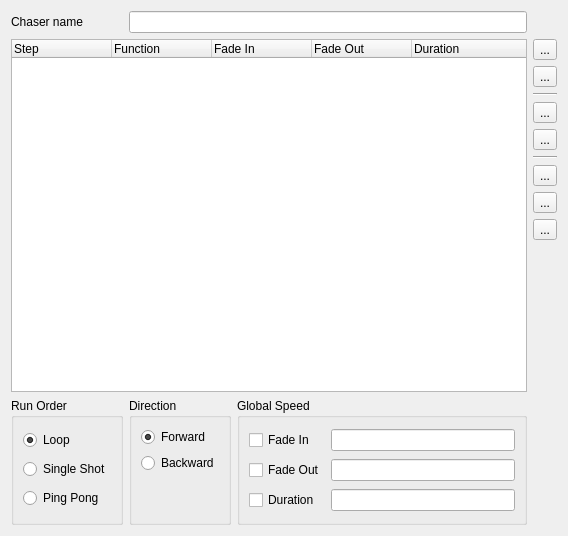
First picture: the form in trunk/ui/src/chasereditor.ui, repository Bondzio/qlc, before the edit.
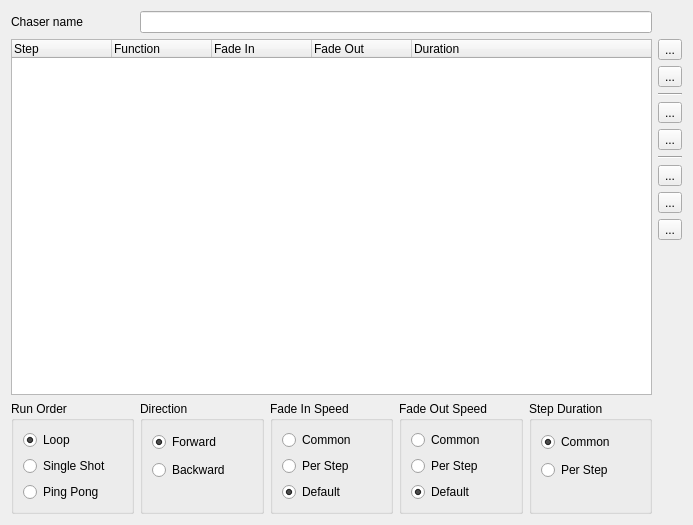
Second picture: the form after the edit. Icons and pictures are not drawn.

Commit message: Added speed modes to Chaser

What changed in the file:
```diff
--- a/trunk/ui/src/chasereditor.ui
+++ b/trunk/ui/src/chasereditor.ui
@@ -6,8 +6,8 @@
    <rect>
     <x>0</x>
     <y>0</y>
-    <width>568</width>
-    <height>536</height>
+    <width>693</width>
+    <height>525</height>
    </rect>
   </property>
   <property name="windowTitle">
@@ -27,7 +27,7 @@
      </property>
     </widget>
    </item>
-   <item row="0" column="1" colspan="2">
+   <item row="0" column="1" colspan="4">
     <widget class="QLineEdit" name="m_nameEdit">
      <property name="sizePolicy">
       <sizepolicy hsizetype="Expanding" vsizetype="Fixed">
@@ -40,7 +40,7 @@
      </property>
     </widget>
    </item>
-   <item row="1" column="0" rowspan="10" colspan="3">
+   <item row="1" column="0" rowspan="10" colspan="5">
     <widget class="QTreeWidget" name="m_tree">
      <property name="sizePolicy">
       <sizepolicy hsizetype="Expanding" vsizetype="Expanding">
@@ -93,7 +93,7 @@
      </column>
     </widget>
    </item>
-   <item row="1" column="3">
+   <item row="1" column="5">
     <widget class="QToolButton" name="m_add">
      <property name="toolTip">
       <string>Add step(s) to the current position</string>
@@ -113,7 +113,7 @@
      </property>
     </widget>
    </item>
-   <item row="2" column="3">
+   <item row="2" column="5">
     <widget class="QToolButton" name="m_remove">
      <property name="toolTip">
       <string>Remove the selected step</string>
@@ -133,14 +133,14 @@
      </property>
     </widget>
    </item>
-   <item row="3" column="3">
+   <item row="3" column="5">
     <widget class="Line" name="line">
      <property name="orientation">
       <enum>Qt::Horizontal</enum>
      </property>
     </widget>
    </item>
-   <item row="4" column="3">
+   <item row="4" column="5">
     <widget class="QToolButton" name="m_raise">
      <property name="toolTip">
       <string>Raise the selected step once</string>
@@ -160,7 +160,7 @@
      </property>
     </widget>
    </item>
-   <item row="5" column="3">
+   <item row="5" column="5">
     <widget class="QToolButton" name="m_lower">
      <property name="toolTip">
       <string>Lower the selected step once</string>
@@ -180,14 +180,14 @@
      </property>
     </widget>
    </item>
-   <item row="6" column="3">
+   <item row="6" column="5">
     <widget class="Line" name="line_2">
      <property name="orientation">
       <enum>Qt::Horizontal</enum>
      </property>
     </widget>
    </item>
-   <item row="7" column="3">
+   <item row="7" column="5">
     <widget class="QToolButton" name="m_cutButton">
      <property name="text">
       <string notr="true">...</string>
@@ -204,7 +204,7 @@
      </property>
     </widget>
    </item>
-   <item row="8" column="3">
+   <item row="8" column="5">
     <widget class="QToolButton" name="m_copyButton">
      <property name="text">
       <string notr="true">...</string>
@@ -221,7 +221,7 @@
      </property>
     </widget>
    </item>
-   <item row="9" column="3">
+   <item row="9" column="5">
     <widget class="QToolButton" name="m_pasteButton">
      <property name="text">
       <string notr="true">...</string>
@@ -238,7 +238,7 @@
      </property>
     </widget>
    </item>
-   <item row="10" column="3">
+   <item row="10" column="5">
     <spacer>
      <property name="orientation">
       <enum>Qt::Vertical</enum>
@@ -327,10 +327,13 @@
         <property name="orientation">
          <enum>Qt::Vertical</enum>
         </property>
+        <property name="sizeType">
+         <enum>QSizePolicy::Maximum</enum>
+        </property>
         <property name="sizeHint" stdset="0">
          <size>
           <width>20</width>
-          <height>40</height>
+          <height>20</height>
          </size>
         </property>
        </spacer>
@@ -341,60 +344,132 @@
    <item row="11" column="2">
     <widget class="QGroupBox" name="m_busGroup">
      <property name="title">
-      <string>Global Speed</string>
+      <string>Fade In Speed</string>
      </property>
      <layout class="QGridLayout" name="gridLayout_2">
-      <item row="0" column="0">
-       <widget class="QCheckBox" name="m_fadeInCheck">
+      <item row="1" column="0">
+       <widget class="QRadioButton" name="m_fadeInCommonRadio">
         <property name="toolTip">
          <string>Use global fade in speed for all steps</string>
         </property>
         <property name="text">
-         <string>Fade In</string>
+         <string>Common</string>
         </property>
        </widget>
       </item>
+      <item row="2" column="0">
+       <widget class="QRadioButton" name="m_fadeInPerStepRadio">
+        <property name="toolTip">
+         <string>Each step has its own fade in speed set by the chaser</string>
+        </property>
+        <property name="text">
+         <string>Per Step</string>
+        </property>
+       </widget>
+      </item>
+      <item row="3" column="0">
+       <widget class="QRadioButton" name="m_fadeInDefaultRadio">
+        <property name="toolTip">
+         <string>Use each function's own fade in speed</string>
+        </property>
+        <property name="text">
+         <string>Default</string>
+        </property>
+        <property name="checked">
+         <bool>true</bool>
+        </property>
+       </widget>
+      </item>
+     </layout>
+    </widget>
+   </item>
+   <item row="11" column="3">
+    <widget class="QGroupBox" name="m_fadeOutGroup">
+     <property name="title">
+      <string>Fade Out Speed</string>
+     </property>
+     <layout class="QGridLayout" name="gridLayout_3">
       <item row="1" column="0">
-       <widget class="QCheckBox" name="m_fadeOutCheck">
+       <widget class="QRadioButton" name="m_fadeOutCommonRadio">
         <property name="toolTip">
          <string>Use global fade out speed for all steps</string>
         </property>
         <property name="text">
-         <string>Fade Out</string>
+         <string>Common</string>
         </property>
        </widget>
       </item>
       <item row="2" column="0">
-       <widget class="QCheckBox" name="m_durationCheck">
+       <widget class="QRadioButton" name="m_fadeOutPerStepRadio">
         <property name="toolTip">
          <string>Use global duration for all steps (when applicable)</string>
         </property>
         <property name="text">
-         <string>Duration</string>
+         <string>Per Step</string>
         </property>
        </widget>
       </item>
-      <item row="0" column="1">
-       <widget class="QLineEdit" name="m_fadeInEdit">
-        <property name="readOnly">
+      <item row="3" column="0">
+       <widget class="QRadioButton" name="m_fadeOutDefaultRadio">
+        <property name="toolTip">
+         <string>Use each function's own fade out speed</string>
+        </property>
+        <property name="text">
+         <string>Default</string>
+        </property>
+        <property name="checked">
          <bool>true</bool>
         </property>
        </widget>
       </item>
-      <item row="1" column="1">
-       <widget class="QLineEdit" name="m_fadeOutEdit">
-        <property name="readOnly">
+     </layout>
+    </widget>
+   </item>
+   <item row="11" column="4">
+    <widget class="QGroupBox" name="m_durationGroup">
+     <property name="title">
+      <string>Step Duration</string>
+     </property>
+     <layout class="QGridLayout" name="gridLayout_4">
+      <item row="1" column="0">
+       <widget class="QRadioButton" name="m_durationCommonRadio">
+        <property name="toolTip">
+         <string>All steps have common step duration set by the chaser</string>
+        </property>
+        <property name="text">
+         <string>Common</string>
+        </property>
+        <property name="checked">
          <bool>true</bool>
         </property>
        </widget>
       </item>
-      <item row="2" column="1">
-       <widget class="QLineEdit" name="m_durationEdit">
-        <property name="readOnly">
-         <bool>true</bool>
+      <item row="2" column="0">
+       <widget class="QRadioButton" name="m_durationPerStepRadio">
+        <property name="toolTip">
+         <string>Each step has its own duration set by the chaser</string>
         </property>
+        <property name="text">
+         <string>Per Step</string>
+        </property>
        </widget>
       </item>
+      <item row="3" column="0">
+       <spacer name="verticalSpacer_2">
+        <property name="orientation">
+         <enum>Qt::Vertical</enum>
+        </property>
+        <property name="sizeType">
+         <enum>QSizePolicy::Maximum</enum>
+        </property>
+        <property name="sizeHint" stdset="0">
+         <size>
+          <width>20</width>
+          <height>20</height>
+         </size>
+        </property>
+       </spacer>
+      </item>
      </layout>
     </widget>
    </item>
```
Left out of the diff: 8 changed lines with no effect on the pictures. The commit also changes 14 other files.
